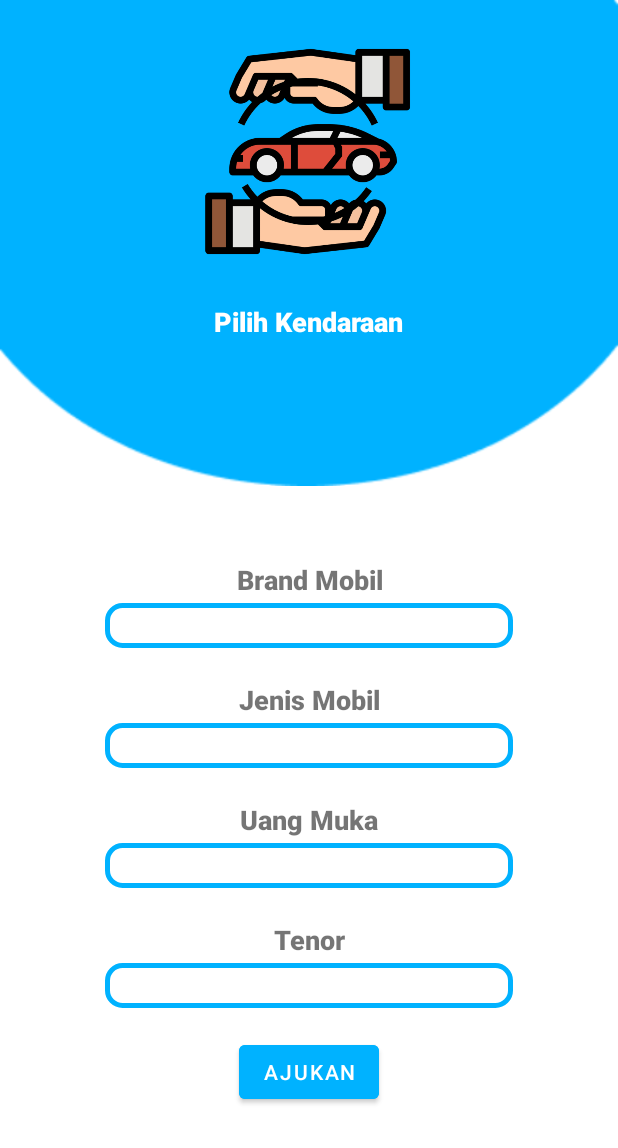
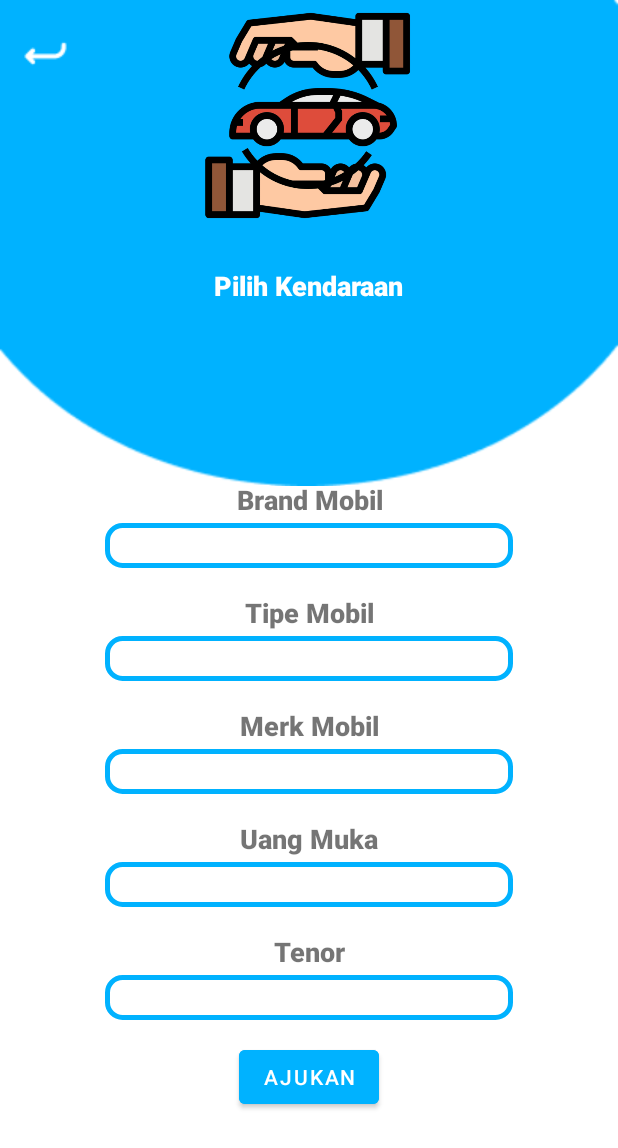
Before and after one commit to ojimanda/kreditmobil, an Android app: the layout activity_buycar.xml on its own in the app's theme, with its tools: preview values and no code run, on a phone screen of 412 x 824 dp. Shown: the top 1148 px of the screen. Run offline under Robolectric (Android 15) with nearby library versions, the phone set to English and light mode, and no system bars.

Commit message:
edit layout

```diff
--- a/app/build.gradle
+++ b/app/build.gradle
@@ -36,7 +36,7 @@ dependencies {
     implementation 'androidx.constraintlayout:constraintlayout:2.1.4'
     implementation 'com.google.firebase:firebase-analytics:21.2.0'
     implementation platform('com.google.firebase:firebase-bom:31.0.2')
-    implementation 'com.google.firebase:firebase-firestore:24.0.2'
+    implementation 'com.google.firebase:firebase-firestore:24.4.1'
     implementation 'com.google.firebase:firebase-storage'
     testImplementation 'junit:junit:4.13.2'
     androidTestImplementation 'androidx.test.ext:junit:1.1.4'
--- a/app/src/main/java/id/kelompok7/kreditmobil/UserDashboard.java
+++ b/app/src/main/java/id/kelompok7/kreditmobil/UserDashboard.java
@@ -8,6 +8,7 @@ import androidx.core.view.GravityCompat;
 import androidx.drawerlayout.widget.DrawerLayout;
 import androidx.fragment.app.Fragment;
 
+import android.content.Intent;
 import android.graphics.Color;
 import android.os.Bundle;
 import android.view.MenuItem;
@@ -35,6 +36,9 @@ public class UserDashboard extends AppCompatActivity {
     protected void onCreate(Bundle savedInstanceState) {
         super.onCreate(savedInstanceState);
         setContentView(R.layout.activity_user_dashboard);
+        Intent intent = getIntent();
+        String uid = intent.getStringExtra("uid");
+        Toast.makeText(this, uid, Toast.LENGTH_SHORT).show();
 
         setFragment(new MainFragment());
 
--- a/app/src/main/res/drawable/background_main.xml
+++ b/app/src/main/res/drawable/background_main.xml
@@ -16,8 +16,8 @@
 
     <!-- Top WHITE oval shape -->
     <item
-        android:left="-50dp"
-        android:right="-50dp"
+        android:left="-10dp"
+        android:right="-10dp"
         android:top="-300dp"
         android:bottom="475dp">
 
@@ -30,7 +30,7 @@
     <item
         android:left="-10dp"
         android:right="-10dp"
-        android:top="550dp"
+        android:top="650dp"
         android:bottom="-200dp">
 
         <shape android:shape="oval">
--- a/app/src/main/res/layout/activity_buycar.xml
+++ b/app/src/main/res/layout/activity_buycar.xml
@@ -15,13 +15,13 @@
 
         <androidx.constraintlayout.widget.ConstraintLayout
             android:layout_width="match_parent"
-            android:layout_height="286dp">
+            android:layout_height="236dp">
 
             <ImageView
                 android:id="@+id/imageView22"
                 android:layout_width="148dp"
                 android:layout_height="146dp"
-                android:layout_marginTop="28dp"
+                android:layout_marginTop="4dp"
                 app:layout_constraintEnd_toEndOf="parent"
                 app:layout_constraintHorizontal_bias="0.498"
                 app:layout_constraintStart_toStartOf="parent"
@@ -42,13 +42,26 @@
                 app:layout_constraintStart_toStartOf="parent"
                 app:layout_constraintTop_toBottomOf="@+id/imageView22" />
 
+            <ImageButton
+                android:id="@+id/imageButton"
+                android:layout_width="30dp"
+                android:layout_height="40dp"
+                android:layout_margin="15dp"
+                android:background="@color/main"
+                app:layout_constraintEnd_toEndOf="parent"
+                app:layout_constraintHorizontal_bias="0.0"
+                app:layout_constraintStart_toStartOf="parent"
+                app:layout_constraintTop_toTopOf="parent"
+                app:srcCompat="@drawable/back"
+                app:tint="@color/white" />
+
         </androidx.constraintlayout.widget.ConstraintLayout>
 
         <androidx.constraintlayout.widget.ConstraintLayout
             android:layout_width="match_parent"
             android:layout_height="match_parent"
             android:paddingHorizontal="70dp"
-            android:paddingVertical="42dp">
+            android:paddingVertical="30dp">
 
             <LinearLayout
                 android:layout_width="match_parent"
@@ -64,7 +77,7 @@
 
                 <LinearLayout
                     android:layout_width="match_parent"
-                    android:layout_height="80dp"
+                    android:layout_height="75dp"
                     android:orientation="vertical">
 
                     <TextView
@@ -88,21 +101,49 @@
                         app:layout_constraintVertical_bias="0.132"
                         tools:ignore="TouchTargetSizeCheck,SpeakableTextPresentCheck" />
                 </LinearLayout>
+
                 <LinearLayout
                     android:layout_width="match_parent"
-                    android:layout_height="80dp"
+                    android:layout_height="75dp"
                     android:orientation="vertical">
 
                     <TextView
                         android:layout_width="match_parent"
                         android:layout_height="31dp"
-                        android:text="Jenis Mobil"
+                        android:text="Tipe Mobil"
                         android:gravity="center"
                         android:textSize="18sp"
                         android:fontFamily="sans-serif-black"/>
 
                     <Spinner
-                        android:id="@+id/spJenisMobil"
+                        android:id="@+id/spTipe"
+                        android:layout_width="match_parent"
+                        android:layout_height="30dp"
+                        android:background="@drawable/border_input"
+                        app:layout_constraintBottom_toBottomOf="parent"
+                        app:layout_constraintEnd_toEndOf="parent"
+                        app:layout_constraintHorizontal_bias="0.0"
+                        app:layout_constraintStart_toStartOf="parent"
+                        app:layout_constraintTop_toTopOf="parent"
+                        app:layout_constraintVertical_bias="0.132"
+                        tools:ignore="TouchTargetSizeCheck,SpeakableTextPresentCheck" />
+                </LinearLayout>
+
+                <LinearLayout
+                    android:layout_width="match_parent"
+                    android:layout_height="75dp"
+                    android:orientation="vertical">
+
+                    <TextView
+                        android:layout_width="match_parent"
+                        android:layout_height="31dp"
+                        android:text="Merk Mobil"
+                        android:gravity="center"
+                        android:textSize="18sp"
+                        android:fontFamily="sans-serif-black"/>
+
+                    <Spinner
+                        android:id="@+id/spMerkMobil"
                         android:layout_width="match_parent"
                         android:layout_height="30dp"
                         android:background="@drawable/border_input"
@@ -116,7 +157,7 @@
                 </LinearLayout>
                 <LinearLayout
                     android:layout_width="match_parent"
-                    android:layout_height="80dp"
+                    android:layout_height="75dp"
                     android:orientation="vertical">
 
                     <TextView
@@ -142,7 +183,7 @@
                 </LinearLayout>
                 <LinearLayout
                     android:layout_width="match_parent"
-                    android:layout_height="80dp"
+                    android:layout_height="75dp"
                     android:orientation="vertical">
 
                     <TextView
--- a/app/src/main/res/layout/activity_pengajuan.xml
+++ b/app/src/main/res/layout/activity_pengajuan.xml
@@ -94,7 +94,7 @@
                     android:ems="10"
                     android:gravity="center"
                     android:hint="Nomor Pokok Wajib Pajak"
-                    android:inputType="textPersonName"
+                    android:inputType="number"
                     android:minHeight="35dp"
                     app:layout_constraintTop_toBottomOf="@+id/namaPengajuan"
                     tools:ignore="TouchTargetSizeCheck"
@@ -109,7 +109,7 @@
                     android:ems="10"
                     android:gravity="center"
                     android:hint="Gaji"
-                    android:inputType="textPersonName"
+                    android:inputType="number"
                     android:minHeight="35dp"
                     app:layout_constraintTop_toBottomOf="@+id/npwpPengajuan"
                     tools:ignore="TouchTargetSizeCheck"
```
Also changed, not shown: app/src/main/java/id/kelompok7/kreditmobil/fragment/PengajuanFragment.java (+21 -1 lines), app/src/main/res/layout/activity_login.xml (+5 -4 lines), app/src/main/res/layout/activity_register.xml (+4 -3 lines).
